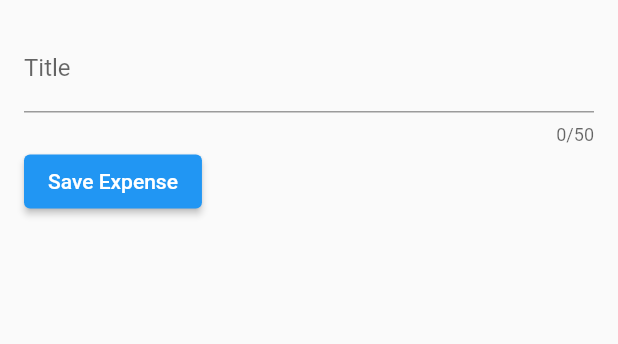
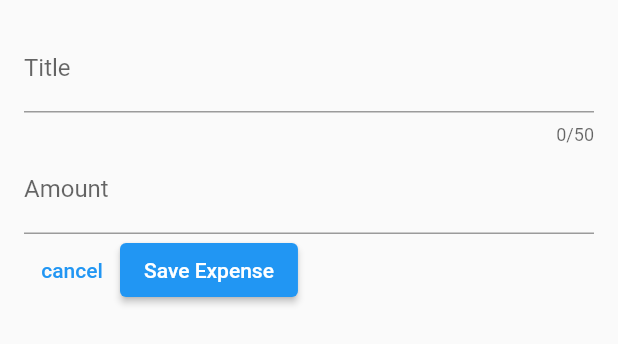
Before and after one commit to Sandipshrestha1/expenses_tracker, a Flutter app: the NewExpense widget shown alone on an empty page, opened directly, after a tap on "Save Expense", on a phone screen of 412 x 824 dp. Shown: the top 344 px of the screen. Run offline on Flutter 3.47's test engine with Material 3 defaults, Android fonts, the phone set to English and light mode, and no system bars.

Commit message:
added   new expenses page

```diff
--- a/lib/widgets/new_expense.dart
+++ b/lib/widgets/new_expense.dart
@@ -16,10 +16,11 @@ class _NewExpenseState extends State<NewExpense> {
   // }
 
   final _titleController = TextEditingController();
-
+  final _amountController = TextEditingController();
   @override
   void dispose() {
     _titleController.dispose();
+    _amountController.dispose();
     super.dispose();
   }
 
@@ -37,13 +38,27 @@ class _NewExpenseState extends State<NewExpense> {
             keyboardType: TextInputType.text,
             decoration: InputDecoration(label: Text("Title")),
           ),
+          TextField(
+            controller: _amountController,
+            keyboardType: TextInputType.number,
+            decoration: InputDecoration(
+              prefixText: "NRS: ",
+              label: Text("Amount"),
+            ),
+          ),
           Row(
             children: [
+              TextButton(
+                onPressed: () {},
+                child: const Text("cancel"),
+              ),
               ElevatedButton(
-                  onPressed: () {
-                    print(_titleController.text);
-                  },
-                  child: Text("Save Expense"))
+                onPressed: () {
+                  print(_titleController.text);
+                  print(_amountController.text);
+                },
+                child: Text("Save Expense"),
+              ),
             ],
           )
         ],
```
